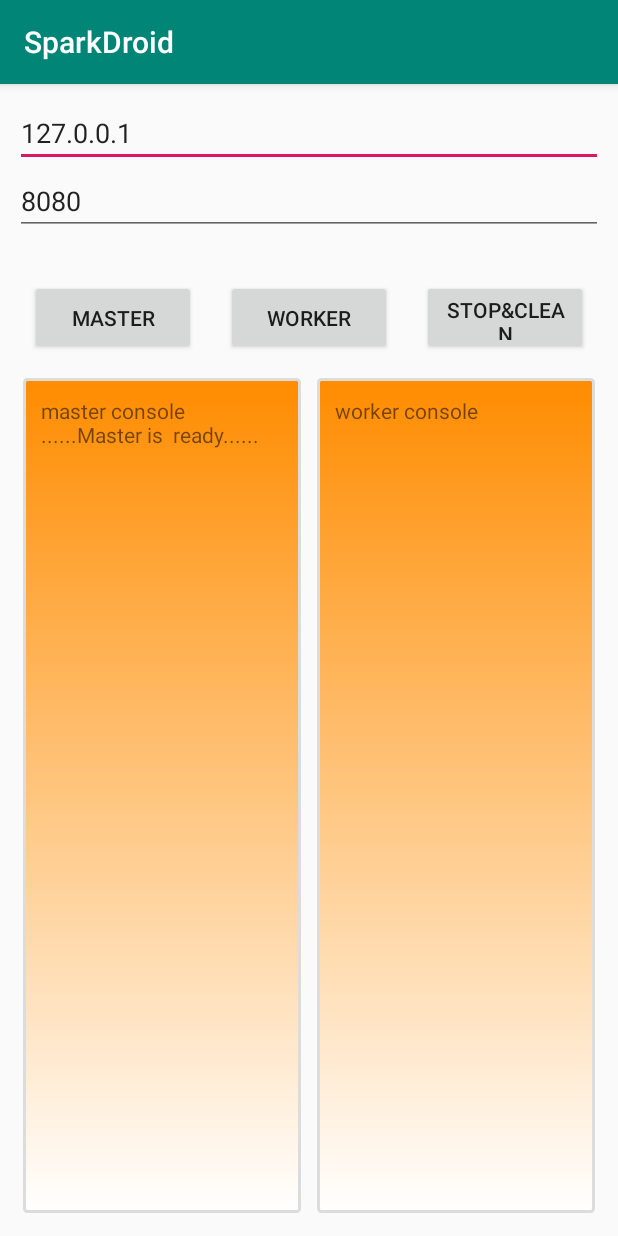
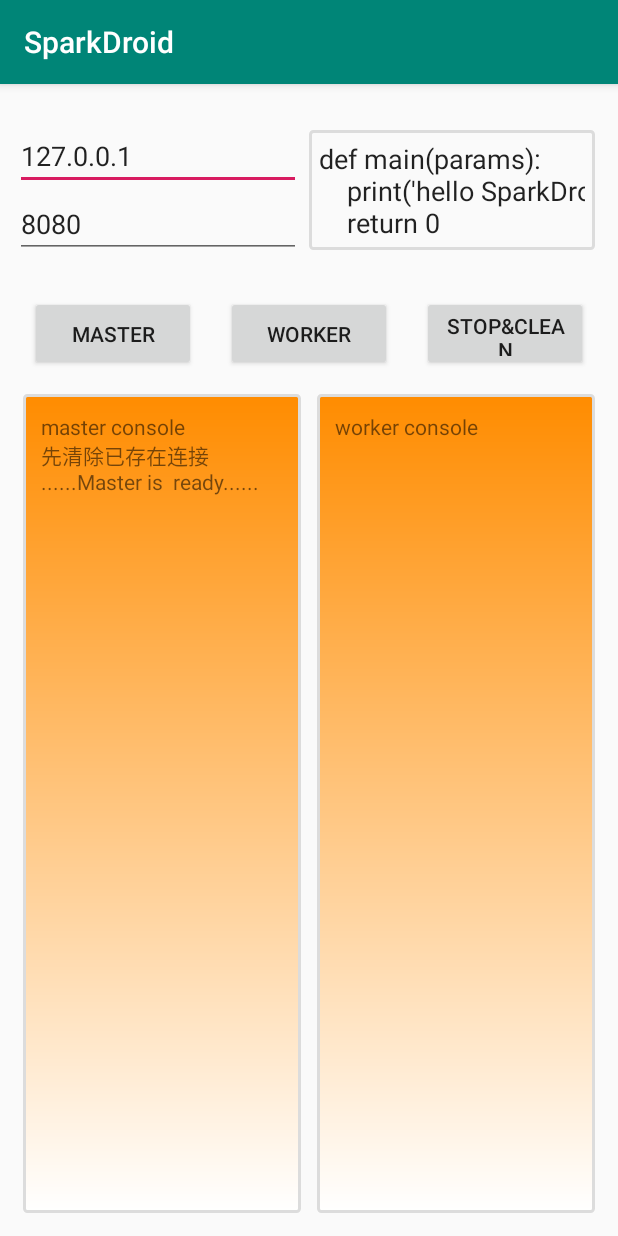
Before and after one commit to HERO5/SparkDroid, an Android app: the screen it shows after launch (MainActivity), after a tap on "MASTER", on a phone screen of 412 x 824 dp. Run offline under Robolectric (Android 15) with nearby library versions, the phone set to English and light mode, and no system bars; libraries missing offline, so code that uses them is left out: com.chaquo.python, io.netty.bootstrap, io.netty.channel, io.netty.handler; 22 statements that could not run were skipped.

Commit message:
初号机 SparkDroid-0.2.0 修复console文本过大导致内存爆满的bug 新增编辑python功能，格式较为死板

```diff
--- a/app/src/main/java/com/mrl/sparkdroid/MainActivity.java
+++ b/app/src/main/java/com/mrl/sparkdroid/MainActivity.java
@@ -28,9 +28,7 @@ import com.mrl.communicate.worker.boot.TcpWorker;
 import com.mrl.sparkdroid.util.FileUtil;
 import com.mrl.sparkdroid.util.StringUtil;
 
-import java.io.File;
 import java.util.ArrayList;
-import java.util.Arrays;
 import java.util.Collections;
 import java.util.List;
 
@@ -42,10 +40,13 @@ public class MainActivity extends AppCompatActivity {
     public static String FILE_DIR;
     public static String SD_DIR;
 
+    public static final int MAX_BUFF = 0x1000;
+
     private ScrollView scrollMaster;
     private ScrollView scrollWorker;
     private TextView msgMaster;
     private TextView msgWorker;
+    private EditText source;
     private EditText ip;
     private EditText port;
     private Button master;
@@ -55,6 +56,7 @@ public class MainActivity extends AppCompatActivity {
         @Override
         public void handleMessage(Message msg) {
             super.handleMessage(msg);
+            if(msgMaster.getText().length() > MAX_BUFF) msgMaster.setText(null);
             msgMaster.append(msg.obj+"\n");
             scrollMaster.scrollTo(0,msgMaster.getBottom());
         }
@@ -63,6 +65,7 @@ public class MainActivity extends AppCompatActivity {
         @Override
         public void handleMessage(Message msg) {
             super.handleMessage(msg);
+            if(msgWorker.getText().length() > MAX_BUFF) msgWorker.setText(null);
             msgWorker.append(msg.obj+"\n");
             scrollWorker.scrollTo(0,msgWorker.getBottom());
         }
@@ -81,7 +84,7 @@ public class MainActivity extends AppCompatActivity {
         verifyStoragePermissions(this);
         init();
         initPython();
-        callPythonCode();
+        testPythonCode();
     }
 
     //通过一个函数来申请权限
@@ -107,6 +110,7 @@ public class MainActivity extends AppCompatActivity {
         scrollWorker = findViewById(R.id.scroll_worker);
         msgMaster = findViewById(R.id.msg_master);
         msgWorker = findViewById(R.id.msg_worker);
+        source = findViewById(R.id.source);
         ip = findViewById(R.id.ip);
         port = findViewById(R.id.port);
         master = findViewById(R.id.master);
@@ -125,11 +129,22 @@ public class MainActivity extends AppCompatActivity {
             String p = port.getText().toString().trim();
             switch (view.getId()) {
                 case R.id.master:
+                    msgMaster.append("先清除已存在连接\n");
+                    for(TcpWorker worker : tcpClients){
+                        worker.shutDown();
+                    }
                     if(!StringUtil.regxPort(p)){
                         Toast.makeText(MainActivity.this, "非法端口", Toast.LENGTH_LONG).show();
                         break;
                     }
-                    JobManager.initTask(20);
+                    String sourceCode = source.getText().toString();
+                    if(sourceCode!=null && sourceCode.contains("def main") && sourceCode.contains("return")){
+                        sourceCode = source.getText().toString();
+                    }else {
+                        msgMaster.append("必须包含一个带单参、有返回值、名为main的方法");
+                        break;
+                    }
+                    JobManager.initTask(10, sourceCode);
 //                    Intent intent1 = new Intent(MainActivity.this, ServerService.class);
 //                    startService(intent1);
                     TcpMaster.getInstance().init(handlerMaster, Integer.valueOf(p));
@@ -145,7 +160,7 @@ public class MainActivity extends AppCompatActivity {
                     Executor executor = new Executor() {
                         //这里加上@Override就会报错?
                         public Object exec(String source, String funcName, Object[] params) {
-                            Object res = call(source, params);
+                            Object res = call(source, funcName, params);
                             return res.toString();
                         }
                     };
@@ -179,9 +194,9 @@ public class MainActivity extends AppCompatActivity {
         Collections.sort(listFileName);
         for(String name : listFileName){
             sb.append(name+"\n");
-            if(name.endsWith(".py")){
-                FileUtil.delFile(name);
-            }
+//            if(name.endsWith(".py")){
+//                FileUtil.delFile(name);
+//            }
         }
         return sb.toString();
     }
@@ -193,14 +208,14 @@ public class MainActivity extends AppCompatActivity {
         }
     }
 
-    Object call(String source, Object[] params){
+    Object call(String source, String funcName, Object[] params){
         Python py = Python.getInstance();
-        Object res = py.getModule("executor").callAttr("call", source, params);
+        Object res = py.getModule("executor").callAttr("call", source, funcName, params);
         return res;
     }
 
     // 调用python代码
-    void callPythonCode(){
+    void testPythonCode(){
         Python py = Python.getInstance();
         // 调用hello.py模块中的greet函数，并传一个参数
         // 等价用法：py.getModule("hello").get("greet").call("Android");
@@ -237,30 +252,4 @@ public class MainActivity extends AppCompatActivity {
         data.print();
     }
 
-    public static void getAllFileName(String path, ArrayList<String> listFileName) {
-        File file = new File(path);
-        File[] files = file.listFiles();
-        String[] names = file.list();
-        int i;
-        if (names != null) {
-            String[] completNames = new String[names.length];
-
-            for(i = 0; i < names.length; ++i) {
-                completNames[i] = path + "/" + names[i];
-            }
-
-            listFileName.addAll(Arrays.asList(completNames));
-        }
-
-        File[] var9 = files;
-        i = files.length;
-
-        for(int var7 = 0; var7 < i; ++var7) {
-            File a = var9[var7];
-            if (a.isDirectory()) {
-                getAllFileName(a.getAbsolutePath() + "/", listFileName);
-            }
-        }
-
-    }
 }
--- /dev/null
+++ b/app/src/main/res/drawable/border_editor.xml
@@ -0,0 +1,23 @@
+<?xml version="1.0" encoding="utf-8"?>
+<shape xmlns:android="http://schemas.android.com/apk/res/android" >
+
+    <!-- 实心 -->
+
+
+    <!-- 描边 -->
+
+    <stroke
+        android:width="2dp"
+        android:color="#dcdcdc" />
+
+    <!-- 圆角 -->
+
+    <corners android:radius="2dp" />
+
+    <padding
+        android:bottom="7dp"
+        android:left="7dp"
+        android:right="7dp"
+        android:top="7dp" />
+
+</shape>
--- a/app/src/main/res/layout/activity_main.xml
+++ b/app/src/main/res/layout/activity_main.xml
@@ -12,6 +12,16 @@
         android:layout_margin="10dp"
         android:orientation="vertical">
 
+        <LinearLayout
+            android:layout_width="match_parent"
+            android:layout_height="wrap_content"
+            android:layout_marginTop="15dp"
+            android:orientation="horizontal">
+            <LinearLayout
+                android:layout_width="0dp"
+                android:layout_height="wrap_content"
+                android:layout_weight="1"
+                android:orientation="vertical">
                 <EditText
                     android:id="@+id/ip"
                     android:layout_width="match_parent"
@@ -24,11 +34,32 @@
                     android:layout_height="wrap_content"
                     android:hint="input master port"
                     android:text="8080"/>
+            </LinearLayout>
+            <ScrollView
+                android:layout_width="0dp"
+                android:layout_height="match_parent"
+                android:layout_weight="1"
+                android:layout_margin="5dp"
+                android:background="@drawable/border_editor">
+                <HorizontalScrollView
+                    android:layout_width="match_parent"
+                    android:layout_height="match_parent">
+                    <EditText
+                        android:id="@+id/source"
+                        android:layout_width="wrap_content"
+                        android:layout_height="wrap_content"
+                        android:inputType="text|textMultiLine"
+                        android:background="@null"
+                        android:text="def main(params):&#x000A;    print('hello SparkDroid!')&#x000A;    return 0"
+                        android:hint="source python"/>
+                </HorizontalScrollView>
+            </ScrollView>
+        </LinearLayout>
 
         <LinearLayout
             android:layout_width="match_parent"
             android:layout_height="wrap_content"
-            android:layout_marginTop="20dp"
+            android:layout_marginTop="15dp"
             android:gravity="center"
             android:orientation="horizontal">
 
--- a/communicate/build.gradle
+++ b/communicate/build.gradle
@@ -7,7 +7,7 @@ android {
         minSdkVersion 19
         targetSdkVersion 29
         versionCode 1
-        versionName "1.0"
+        versionName "0.0.1"
 
         testInstrumentationRunner "androidx.test.runner.AndroidJUnitRunner"
         consumerProguardFiles 'consumer-rules.pro'
--- a/communicate/src/main/java/com/mrl/communicate/master/manager/JobManager.java
+++ b/communicate/src/main/java/com/mrl/communicate/master/manager/JobManager.java
@@ -19,71 +19,38 @@ public class JobManager {
      * 为了线程安全，最好不要在其他地方直接调用ResourceRepository
      */
 
-    //生成 java task 的临时工具
-    public static void initTask_J(int count) {
+    //生成 python task 的临时工具
+    public static void initTask(int count, String source) {
+        Task task = new Task();
+        double max = 22.0;
+        double min = 11.0;
+        Map data = null;
+        if(source==null){
+            StringBuilder sb = new StringBuilder();
+            sb.append("def main(params) :\n");
+            sb.append("    int = params[0]+params[1]\n");
+            sb.append("    str = params[2]\n");
+            sb.append("    print(\"res:\", int, str)\n");
+            sb.append("    return int");
+            source = sb.toString();
+            data = new HashMap<String,Double>();
+            //准备测试数据
+            data.put("0", nextDouble(min - 1, max + 1));
+            data.put("1", nextDouble(min - 1, max + 1));
+            data.put("2", "hello, it is SparkDroid");
+        }
         for(int i=0; i<count; i++){
-
-            Task task = new Task();
-
-            //long time = new Date().getTime();
             String name = "_"+getRandomString(12);
-            StringBuilder sb = new StringBuilder();
-            sb.append("package com.even.test"+name+";");
-            sb.append("import java.util.Map;\nimport java.text.DecimalFormat;\n");
-            sb.append("public class Sum{\n");
-            sb.append("private final DecimalFormat df = new DecimalFormat(\"#.#####\");\n");
-            sb.append("public Double calculate(Map<String,Double> data){\n");
-            sb.append("double d = (30*data.get(\"f1\") + 20*data.get(\"f2\") + 50*data.get(\"f3\"))/100;\n");
-            sb.append("return Double.valueOf(df.format(d));}}\n");
-
-            //准备测试数据
-            Map<String, Double> data = new HashMap<String,Double>();
-            double max = 22.0;
-            double min = 11.0;
-            data.put("f1", nextDouble(min - 1, max + 1));
-            data.put("f2", nextDouble(min - 1, max + 1));
-            data.put("f3", nextDouble(min - 1, max + 1));
-
-            task.setId(name);
-            task.setName("com.even.test"+name+".Sum");
-            task.setParams(data);
-            task.setOps("-Xlint:unchecked");
-            task.setFunc(sb.toString());
-            task.setFuncName("calculate");
-
-            ResourceRepository.task.add(task);
-        }
-    }
-
-    //生成 python task 的临时工具
-    public static void initTask(int count) {
-        for(int i=0; i<count; i++){
-
-            Task task = new Task();
-
-            //long time = new Date().getTime();
-            String name = "_"+getRandomString(12);
-            StringBuilder sb = new StringBuilder();
-            sb.append("def add(params) :\n");
-            sb.append("    return params[0]*params[1]/81231.2353\n");
-
-            //准备测试数据
-            Map<String, Double> data = new HashMap<String,Double>();
-            double max = 22.0;
-            double min = 11.0;
-            data.put("f1", nextDouble(min - 1, max + 1));
-            data.put("f2", nextDouble(min - 1, max + 1));
-
             task.setId(name);
             task.setName(name);
             task.setParams(data);
-            task.setFunc(sb.toString());
-            task.setFuncName("add");
-
+            task.setFunc(source);
+            task.setFuncName("main");
             ResourceRepository.task.add(task);
         }
         return;
     }
+
     public static String getRandomString(int length){
         String str="abcdefghijklmnopqrstuvwxyzABCDEFGHIJKLMNOPQRSTUVWXYZ0123456789";
         Random random=new Random();
--- a/protocol/src/main/java/com/mrl/protocol/pojo/Task.java
+++ b/protocol/src/main/java/com/mrl/protocol/pojo/Task.java
@@ -15,7 +15,7 @@ public class Task {
     private int state;
     private String func;
     private String funcName;
-    private Map params;
+    private Map<String, Object> params;
     private String ops;
     private String describe;
 
@@ -59,11 +59,11 @@ public class Task {
         this.funcName = funcName;
     }
 
-    public Map getParams() {
+    public Map<String, Object> getParams() {
         return params;
     }
 
-    public void setParams(Map params) {
+    public void setParams(Map<String, Object> params) {
         this.params = params;
     }
 
```
Also changed, not shown: communicate/src/main/java/com/mrl/communicate/worker/handler/WorkerHandler.java (+10 -3 lines), 2 other files. Lines whose indentation alone changed are shown as unchanged.
